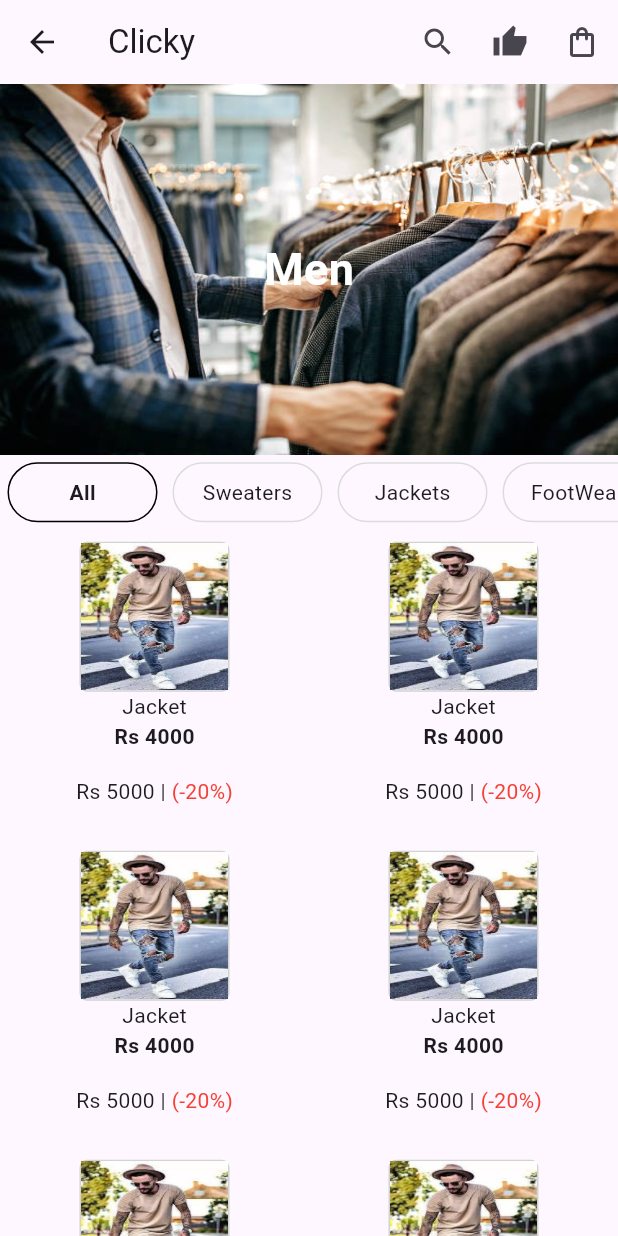
After one commit to abdulrehman202/ssszo, a Flutter app: the screen it shows after launch, after a tap on "Men", on a phone screen of 412 x 824 dp. The commit adds this screen. Run offline on Flutter 3.47's test engine with Material 2 defaults, Android fonts, the phone set to English and light mode, and no system bars; our stand-ins replace get.

Commit message:
Collection screen UI created with 2 items

```diff
--- /dev/null
+++ b/lib/presentation/controllers/collection_screen_controlle.dart
@@ -0,0 +1,13 @@
+import 'package:get/get.dart';
+
+class CollectionScreenController extends GetxController {
+  List<String> subCollection = [
+    'All',
+    'Sweaters',
+    'Jackets',
+    'FootWear',
+    'Sleepers'
+  ];
+
+  RxInt selectedSubCategoryId = 0.obs;
+}
--- a/lib/presentation/managers/asset_manager.dart
+++ b/lib/presentation/managers/asset_manager.dart
@@ -1,5 +1,7 @@
 class AssetManager {
   static const baseImagePath = 'assets/images';
 
-  // static const splashLogo = '$baseImagePath/';
+  static const splashLogo = '$baseImagePath/logo.jpg';
+  static const coverPhotoPath = '$baseImagePath/cover_photo.jpg';
+  static const fashionPhotoPath = '$baseImagePath/fashion.jpg';
 }
--- a/lib/presentation/view/categories_screen.dart
+++ b/lib/presentation/view/categories_screen.dart
@@ -1,6 +1,7 @@
 import 'package:flutter/material.dart';
 import 'package:get/get.dart';
-import 'package:ssszo/presentation/controller/categories_controller.dart';
+import 'package:ssszo/presentation/controllers/categories_controller.dart';
+import 'package:ssszo/presentation/view/collection_screen.dart';
 import 'package:ssszo/presentation/widgets/custom_widgets.dart';
 import 'package:ssszo/presentation/widgets/main_category_widget.dart';
 
@@ -25,9 +26,13 @@ class _CategoriesScreenState extends State<CategoriesScreen> {
       body: ListView.builder(
           itemCount: controller.categoriesList.length,
           itemBuilder: ((context, index) {
-            return MainCategoryWidget(
-                color: controller.colorsList[index],
-                categoryName: controller.categoriesList[index]);
+            return GestureDetector(
+              onTap: () => Get.to(() =>
+                  CollectionScreen(title: controller.categoriesList[index])),
+              child: MainCategoryWidget(
+                  color: controller.colorsList[index],
+                  categoryName: controller.categoriesList[index]),
+            );
           })),
     );
   }
--- /dev/null
+++ b/lib/presentation/view/collection_screen.dart
@@ -0,0 +1,138 @@
+import 'package:flutter/material.dart';
+import 'package:get/get.dart';
+import 'package:ssszo/presentation/controllers/collection_screen_controlle.dart';
+import 'package:ssszo/presentation/managers/asset_manager.dart';
+import 'package:ssszo/presentation/widgets/choice_container.dart';
+import 'package:ssszo/presentation/widgets/custom_image_widget.dart';
+import 'package:ssszo/presentation/widgets/custom_widgets.dart';
+
+class CollectionScreen extends StatefulWidget {
+  String title;
+  CollectionScreen({required this.title, super.key});
+
+  @override
+  State<CollectionScreen> createState() => _CollectionScreenState();
+}
+
+class _CollectionScreenState extends State<CollectionScreen> {
+  CollectionScreenController collectionScreenController =
+      CollectionScreenController();
+  @override
+  Widget build(BuildContext context) {
+    return Scaffold(
+      appBar: customAppBar(title: 'Clicky', actionWidgets: [
+        IconButton(onPressed: () {}, icon: const Icon(Icons.search)),
+        IconButton(onPressed: () {}, icon: const Icon(Icons.thumb_up_sharp)),
+        IconButton(
+            onPressed: () {}, icon: const Icon(Icons.shopping_bag_outlined))
+      ]),
+      body: _body(),
+    );
+  }
+
+  Widget _body() {
+    return Column(
+      children: [
+        coverPhoto(),
+        categoriesChipsContainer(),
+        listGridOfCollections(),
+      ],
+    );
+  }
+
+  Widget listGridOfCollections() {
+    return Expanded(
+      child: GridView.count(
+        crossAxisCount: 2,
+        children: List.generate(10, (index) => collectionContainer()),
+      ),
+    );
+  }
+
+  Widget collectionContainer() {
+    return Container(
+      margin: const EdgeInsets.all(8.0),
+      padding: const EdgeInsets.only(right: 8.0, left: 8.0, bottom: 8.0),
+      child: Column(
+        children: [
+          Container(
+              decoration: BoxDecoration(
+                  borderRadius: const BorderRadius.all(Radius.circular(5.0)),
+                  border: Border.all(color: const Color(0xffd3d3d3))),
+              height: 100,
+              width: 100,
+              child: customAssetImage(AssetManager.fashionPhotoPath)),
+          const Text('Jacket'),
+          Expanded(
+            child: const Text(
+              'Rs 4000',
+              style: TextStyle(fontWeight: FontWeight.bold),
+            ),
+          ),
+          const Expanded(
+            child: Row(
+              mainAxisAlignment: MainAxisAlignment.center,
+              children: [
+                Text(
+                  'Rs 5000 | ',
+                  style: TextStyle(),
+                ),
+                Text(
+                  '(-20%)',
+                  style: TextStyle(color: Colors.red),
+                ),
+              ],
+            ),
+          )
+        ],
+      ),
+    );
+  }
+
+  Widget coverPhoto() {
+    return Stack(
+      alignment: Alignment.center,
+      children: [
+        SizedBox(
+          width: MediaQuery.of(context).size.width,
+          height: MediaQuery.of(context).size.height * 0.3,
+          child: customAssetImage(AssetManager.coverPhotoPath),
+        ),
+        Text(
+          widget.title,
+          style: const TextStyle(
+              color: Colors.white, fontWeight: FontWeight.bold, fontSize: 30),
+        )
+      ],
+    );
+  }
+
+  Widget categoriesChipsContainer() {
+    return SizedBox(
+      height: 50,
+      child: Row(
+        children: [
+          Expanded(
+            child: ListView.builder(
+                scrollDirection: Axis.horizontal,
+                itemCount: collectionScreenController.subCollection.length,
+                itemBuilder: (context, index) {
+                  return Obx(
+                    () => GestureDetector(
+                      onTap: () => collectionScreenController
+                          .selectedSubCategoryId.value = index,
+                      child: ChoiceContainer(
+                          categoryName:
+                              collectionScreenController.subCollection[index],
+                          isSelected: collectionScreenController
+                                  .selectedSubCategoryId.value ==
+                              index),
+                    ),
+                  );
+                }),
+          )
+        ],
+      ),
+    );
+  }
+}
--- a/lib/presentation/view/splash_screen.dart
+++ b/lib/presentation/view/splash_screen.dart
@@ -1,6 +1,8 @@
 import 'package:flutter/material.dart';
 import 'package:get/get.dart';
+import 'package:ssszo/presentation/managers/asset_manager.dart';
 import 'package:ssszo/presentation/view/categories_screen.dart';
+import 'package:ssszo/presentation/widgets/custom_image_widget.dart';
 import 'package:ssszo/presentation/widgets/custom_widgets.dart';
 
 class SplashScreen extends StatefulWidget {
@@ -22,12 +24,13 @@ class _SplashScreenState extends State<SplashScreen> {
   Widget build(BuildContext context) {
     return Scaffold(
       body: Container(
-        color: Colors.blue,
+        color: Colors.white,
+        child: Center(child: customAssetImage(AssetManager.splashLogo)),
       ),
     );
   }
 
   preProcessing() async {
-    Future.delayed(Duration(seconds: 2), () => Get.to(CategoriesScreen()));
+    Future.delayed(Duration(seconds: 2), () => Get.off(CategoriesScreen()));
   }
 }
--- /dev/null
+++ b/lib/presentation/widgets/choice_container.dart
@@ -0,0 +1,28 @@
+import 'package:flutter/material.dart';
+import 'package:flutter/widgets.dart';
+
+class ChoiceContainer extends StatelessWidget {
+  String categoryName;
+  bool isSelected;
+  ChoiceContainer(
+      {required this.categoryName, required this.isSelected, super.key});
+
+  @override
+  Widget build(BuildContext context) {
+    return Container(
+      width: 100,
+      margin: const EdgeInsets.all(5.0),
+      decoration: BoxDecoration(
+          borderRadius: const BorderRadius.all(Radius.circular(50.0)),
+          border:
+              Border.all(color: isSelected ? Colors.black : Color(0xffdcdcdc))),
+      child: Center(
+        child: Text(
+          categoryName,
+          style: TextStyle(
+              fontWeight: isSelected ? FontWeight.bold : FontWeight.normal),
+        ),
+      ),
+    );
+  }
+}
--- /dev/null
+++ b/lib/presentation/widgets/custom_image_widget.dart
@@ -0,0 +1,20 @@
+import 'package:flutter/material.dart';
+
+Widget customAssetImage(String path) {
+  return Image.asset(
+    path,
+    fit: BoxFit.fill,
+    errorBuilder: (context, error, stackTrace) => Container(
+      color: const Color.fromARGB(255, 224, 224, 224),
+    ),
+  );
+}
+
+Widget customNetworkImage(String path) {
+  return Image.network(
+    path,
+    errorBuilder: (context, error, stackTrace) => Container(
+      color: const Color.fromARGB(255, 224, 224, 224),
+    ),
+  );
+}
--- a/lib/presentation/widgets/main_category_widget.dart
+++ b/lib/presentation/widgets/main_category_widget.dart
@@ -21,7 +21,7 @@ class MainCategoryWidget extends StatelessWidget {
               width: 100,
               child: Text(
                 categoryName,
-                style: TextStyle(fontWeight: FontWeight.bold),
+                style: const TextStyle(fontWeight: FontWeight.bold),
               )),
           const Icon(Icons.arrow_right)
         ],
```
Also changed, not shown: pubspec.yaml (+4 -3 lines), assets/images/cover_photo.jpg (added), assets/images/fashion.jpg (added), assets/images/logo.jpg (added), lib/presentation/controllers/categories_controller.dart (renamed from lib/presentation/controller/categories_controller.dart).
